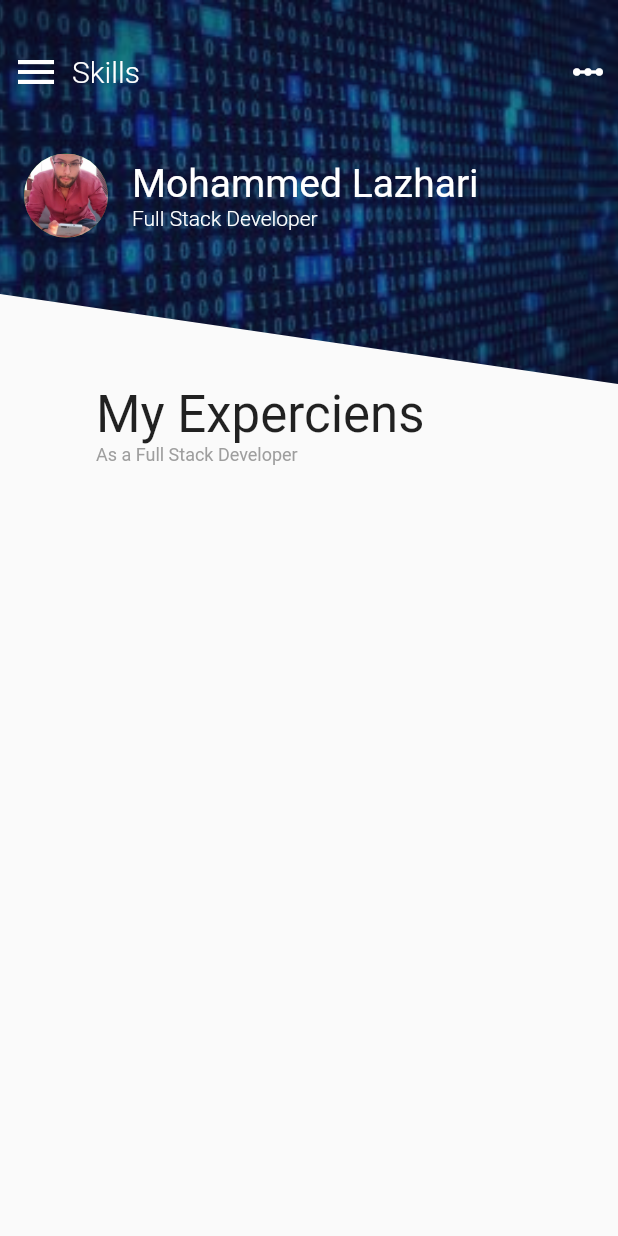
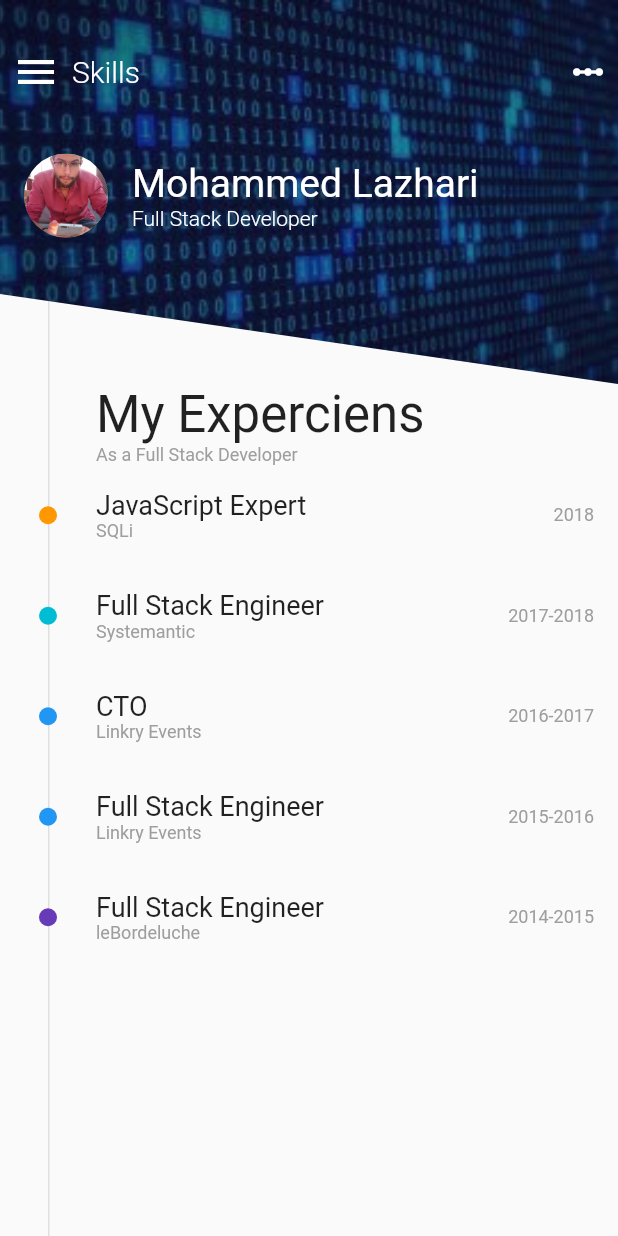
Before and after one commit to Lazhari/resume-app-flutter, a Flutter app: the screen it shows after launch, on a phone screen of 412 x 824 dp. Run offline on Flutter 3.47's test engine with Material 2 defaults, Android fonts, the phone set to English and light mode, and no system bars.

Commit message:
Update the main page widget and main

```diff
--- a/lib/experiences.dart
+++ b/lib/experiences.dart
@@ -28,11 +28,18 @@ List<Experience> experiences = [
       company: 'Linkry Events',
       date: '2016-2017',
       color: Colors.blue,
-      active: true),
+      active: false),
   new Experience(
       jobTitle: 'Full Stack Engineer',
       company: 'Linkry Events',
       date: '2015-2016',
       color: Colors.blue,
-      active: true)
+      active: false),
+  new Experience(
+    jobTitle: 'Full Stack Engineer',
+    company: 'leBordeluche',
+    date: '2014-2015',
+    color: Colors.deepPurple,
+    active: false
+  )
 ];
--- a/lib/main.dart
+++ b/lib/main.dart
@@ -8,18 +8,9 @@ class MyApp extends StatelessWidget {
   @override
   Widget build(BuildContext context) {
     return MaterialApp(
-        title: 'Flutter Demo',
+        title: 'Med Lazhari Resume',
         debugShowCheckedModeBanner: false,
         theme: ThemeData(
-          // This is the theme of your application.
-          //
-          // Try running your application with "flutter run". You'll see the
-          // application has a blue toolbar. Then, without quitting the app, try
-          // changing the primarySwatch below to Colors.green and then invoke
-          // "hot reload" (press "r" in the console where you ran "flutter run",
-          // or simply save your changes to "hot reload" in a Flutter IDE).
-          // Notice that the counter didn't reset back to zero; the application
-          // is not restarted.
           primarySwatch: Colors.green,
         ),
         home: new MainPage());
--- a/lib/ui/main_page.dart
+++ b/lib/ui/main_page.dart
@@ -1,5 +1,7 @@
 import 'package:flutter/material.dart';
 import 'package:mdc101/ui/diagonal_clipper.dart';
+import 'package:mdc101/experiences.dart';
+import 'package:mdc101/ui/experience_row.dart';
 
 class MainPage extends StatefulWidget {
   MainPage({Key key}) : super(key: key);
@@ -14,10 +16,11 @@ class _MainPageState extends State<MainPage> {
     return new Scaffold(
       body: new Stack(
         children: <Widget>[
+          _buildTimeline(),
           _buildImage(),
           _buildTopHeadder(),
           _buildProfileRow(),
-          _buildBottomPart()
+          _buildBottomPart(),
         ],
       ),
     );
@@ -102,14 +105,19 @@ class _MainPageState extends State<MainPage> {
           crossAxisAlignment: CrossAxisAlignment.start,
           children: <Widget>[
             _buildMyExperiencesHeader(),
-            _buildExperiencesList()
+            _buildExperiencesList(),
           ],
         ));
   }
 
-  //TODO: Build Experience List
   Widget _buildExperiencesList() {
-    return new Container();
+    return new Expanded(
+      child: new ListView(
+        children: experiences
+            .map((experience) => new ExperienceRow(experience: experience))
+            .toList(),
+      ),
+    );
   }
 
   Widget _buildMyExperiencesHeader() {
```
